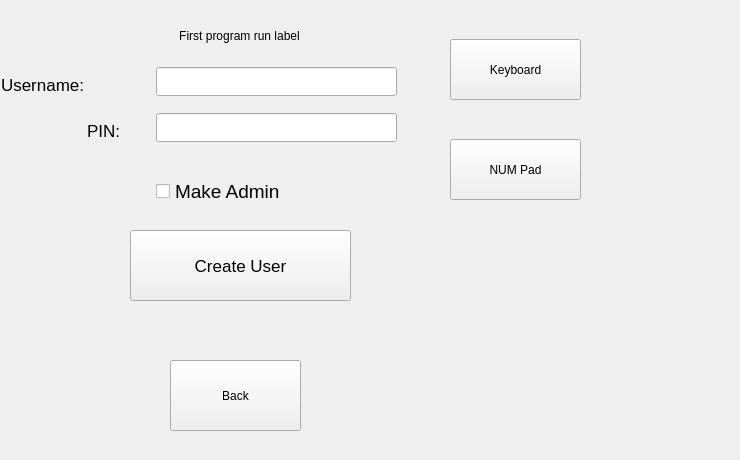
renderedSafe/Geedunk2, file create_user_form.ui: the form before one commit.
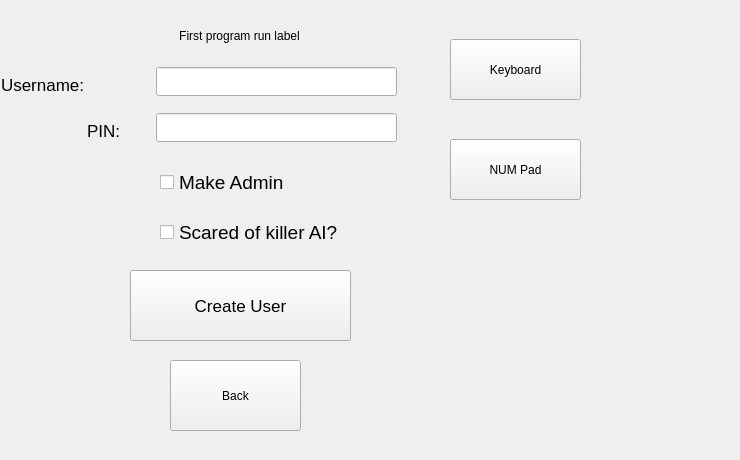
The form after the commit.

Commit message: Fixed a bug that thwarted an attempt to make sure at least 1 admin remained in the user registry. Users were previously able to change their own admin status to basic user, disabled this checkbox when viewing their own profile.

What changed in the file:
```diff
--- a/create_user_form.ui
+++ b/create_user_form.ui
@@ -117,8 +117,8 @@
    </property>
    <property name="geometry">
     <rect>
-     <x>156</x>
-     <y>169</y>
+     <x>160</x>
+     <y>160</y>
      <width>211</width>
      <height>44</height>
     </rect>
@@ -169,7 +169,7 @@
    <property name="geometry">
     <rect>
      <x>130</x>
-     <y>230</y>
+     <y>270</y>
      <width>221</width>
      <height>71</height>
     </rect>
@@ -212,6 +212,42 @@
     <set>Qt::AlignCenter</set>
    </property>
   </widget>
+  <widget class="QCheckBox" name="checkBox_AI">
+   <property name="enabled">
+    <bool>true</bool>
+   </property>
+   <property name="geometry">
+    <rect>
+     <x>160</x>
+     <y>210</y>
+     <width>321</width>
+     <height>44</height>
+    </rect>
+   </property>
+   <property name="sizePolicy">
+    <sizepolicy hsizetype="Minimum" vsizetype="Minimum">
+     <horstretch>0</horstretch>
+     <verstretch>0</verstretch>
+    </sizepolicy>
+   </property>
+   <property name="font">
+    <font>
+     <pointsize>14</pointsize>
+    </font>
+   </property>
+   <property name="text">
+    <string>Scared of killer AI?</string>
+   </property>
+   <property name="iconSize">
+    <size>
+     <width>150</width>
+     <height>150</height>
+    </size>
+   </property>
+   <property name="tristate">
+    <bool>false</bool>
+   </property>
+  </widget>
  </widget>
  <resources/>
  <connections/>
```
The commit also changes 2 other files.
